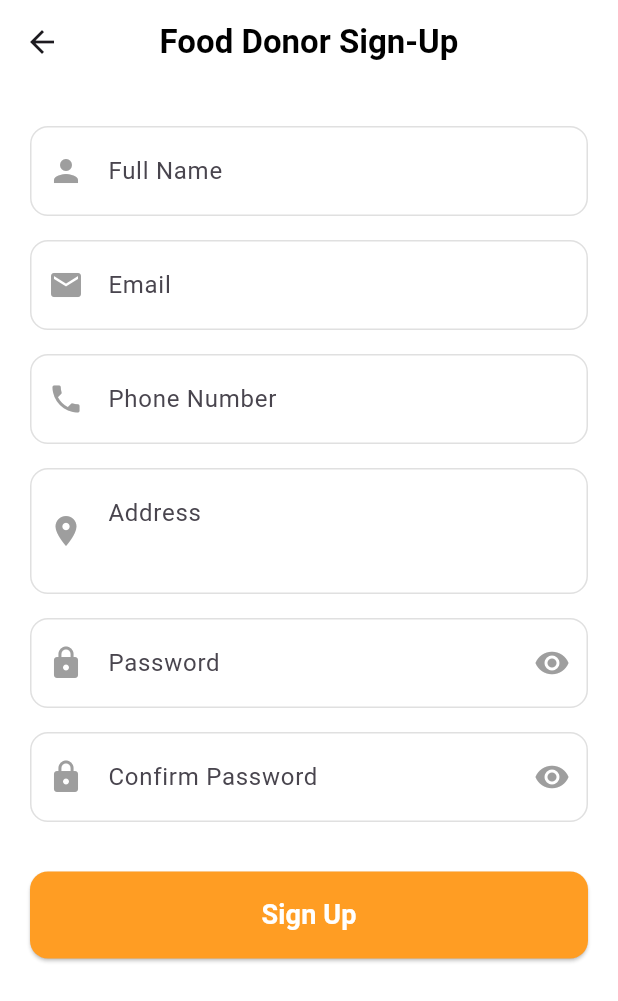
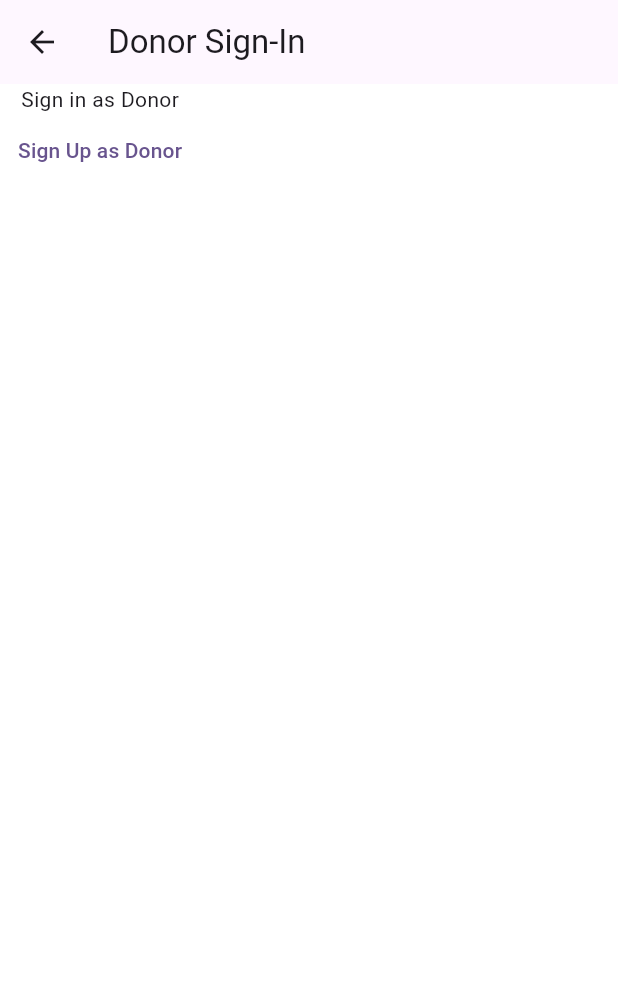
Before and after one commit to mohdshahzil/food_share, a Flutter app: the RoleSelectionScreen screen opened directly, after a tap on "Food Donor", on a phone screen of 412 x 824 dp. Shown: the top 1001 px of the screen. Run offline on Flutter 3.47's test engine with Material 3 defaults, Android fonts, the phone set to English and light mode, and no system bars.

Commit message:
role corrected.

```diff
--- /dev/null
+++ b/lib/screens/auth/food_donor_signin_screen.dart
@@ -0,0 +1,27 @@
+import 'package:flutter/material.dart';
+import 'food_donor_signup_screen.dart';
+
+class FoodDonorSignInScreen extends StatelessWidget {
+  @override
+  Widget build(BuildContext context) {
+    return Scaffold(
+      appBar: AppBar(title: Text('Donor Sign-In')),
+      body: Column(
+        children: [
+          // Add your sign-in form here (email, password, etc.)
+          Text('Sign in as Donor'),
+          // Add Sign-Up button at the bottom
+          TextButton(
+            onPressed: () {
+              Navigator.push(
+                context,
+                MaterialPageRoute(builder: (context) => FoodDonorSignUpScreen()),
+              );
+            },
+            child: Text('Sign Up as Donor'),
+          ),
+        ],
+      ),
+    );
+  }
+}
--- a/lib/screens/role_selection_screen.dart
+++ b/lib/screens/role_selection_screen.dart
@@ -1,6 +1,142 @@
+// import 'package:flutter/material.dart';
+// import 'package:food_share/screens/auth/food_donor_signup_screen.dart';
+// import 'package:food_share/screens/auth/food_receiver_signup_screen.dart';
+
+// class RoleSelectionScreen extends StatelessWidget {
+//   const RoleSelectionScreen({super.key});
+
+//   @override
+//   Widget build(BuildContext context) {
+//     return Scaffold(
+//       backgroundColor: Colors.white,
+//       appBar: AppBar(
+//         backgroundColor: Colors.white,
+//         elevation: 0,
+//         centerTitle: true,
+//         title: const Text(
+//           "Select Your Role",
+//           style: TextStyle(
+//             fontSize: 22,
+//             fontWeight: FontWeight.bold,
+//             color: Colors.black,
+//           ),
+//         ),
+//       ),
+//       body: Padding(
+//         padding: const EdgeInsets.symmetric(horizontal: 20.0, vertical: 30.0),
+//         child: Column(
+//           children: [
+//             _buildRoleCard(
+//               context,
+//               icon: Icons.restaurant,
+//               title: "Food Donor",
+//               description: "Share surplus food and reduce waste.",
+//             ),
+//             const SizedBox(height: 20),
+//             _buildRoleCard(
+//               context,
+//               icon: Icons.volunteer_activism,
+//               title: "Food Receiver",
+//               description: "Receive food donations for those in need.",
+//             ),
+//             const SizedBox(height: 20),
+//             _buildRoleCard(
+//               context,
+//               icon: Icons.group,
+//               title: "NGO/Volunteer",
+//               description: "Help distribute food to the right places.",
+//             ),
+//           ],
+//         ),
+//       ),
+//     );
+//   }
+
+//   Widget _buildRoleCard(
+//     BuildContext context, {
+//     required IconData icon,
+//     required String title,
+//     required String description,
+//   }) {
+//     return GestureDetector(
+//       onTap: () {
+//         // Navigate to the respective screen based on selection
+//         if (title == "Food Donor") {
+//           Navigator.push(
+//             context,
+//             MaterialPageRoute(
+//                 builder: (context) => const FoodDonorSignUpScreen()),
+//           );
+//         } else if (title == "Food Receiver") {
+//           // Navigate to Food Receiver Sign-up screen
+//           Navigator.push(
+//             context,
+//             MaterialPageRoute(builder: (context) => FoodReceiverSignUpScreen()),
+//           );
+//         }
+//       },
+//       child: AnimatedContainer(
+//         duration: const Duration(milliseconds: 200),
+//         curve: Curves.easeInOut,
+//         padding: const EdgeInsets.all(20),
+//         decoration: BoxDecoration(
+//           color: Colors.white,
+//           borderRadius: BorderRadius.circular(16),
+//           boxShadow: [
+//             BoxShadow(
+//               color: Colors.black.withOpacity(0.1),
+//               blurRadius: 10,
+//               spreadRadius: 2,
+//               offset: const Offset(0, 5),
+//             ),
+//           ],
+//         ),
+//         child: Row(
+//           crossAxisAlignment: CrossAxisAlignment.center,
+//           children: [
+//             Container(
+//               padding: const EdgeInsets.all(12),
+//               decoration: BoxDecoration(
+//                 color: const Color(0xFFFF9D23), // Orange background for icon
+//                 shape: BoxShape.circle,
+//               ),
+//               child: Icon(icon, color: Colors.white, size: 30),
+//             ),
+//             const SizedBox(width: 20),
+//             Expanded(
+//               child: Column(
+//                 crossAxisAlignment: CrossAxisAlignment.start,
+//                 children: [
+//                   Text(
+//                     title,
+//                     style: const TextStyle(
+//                       fontSize: 18,
+//                       fontWeight: FontWeight.bold,
+//                       color: Colors.black,
+//                     ),
+//                   ),
+//                   const SizedBox(height: 5),
+//                   Text(
+//                     description,
+//                     style: const TextStyle(
+//                       fontSize: 14,
+//                       fontWeight: FontWeight.w400,
+//                       color: Colors.grey,
+//                     ),
+//                   ),
+//                 ],
+//               ),
+//             ),
+//           ],
+//         ),
+//       ),
+//     );
+//   }
+// }
+
 import 'package:flutter/material.dart';
-import 'package:food_share/screens/auth/food_donor_signup_screen.dart';
-import 'package:food_share/screens/auth/food_receiver_signup_screen.dart';
+import 'package:food_share/screens/auth/food_donor_signin_screen.dart';
+import 'package:food_share/screens/auth/food_receiver_signin_screen.dart';
 
 class RoleSelectionScreen extends StatelessWidget {
   const RoleSelectionScreen({super.key});
@@ -31,6 +167,7 @@ class RoleSelectionScreen extends StatelessWidget {
               icon: Icons.restaurant,
               title: "Food Donor",
               description: "Share surplus food and reduce waste.",
+              targetScreen: FoodDonorSignInScreen(),
             ),
             const SizedBox(height: 20),
             _buildRoleCard(
@@ -38,6 +175,7 @@ class RoleSelectionScreen extends StatelessWidget {
               icon: Icons.volunteer_activism,
               title: "Food Receiver",
               description: "Receive food donations for those in need.",
+              targetScreen: FoodReceiverSignInScreen(),
             ),
             const SizedBox(height: 20),
             _buildRoleCard(
@@ -45,6 +183,7 @@ class RoleSelectionScreen extends StatelessWidget {
               icon: Icons.group,
               title: "NGO/Volunteer",
               description: "Help distribute food to the right places.",
+              targetScreen: null, // Implement later if needed
             ),
           ],
         ),
@@ -57,21 +196,14 @@ class RoleSelectionScreen extends StatelessWidget {
     required IconData icon,
     required String title,
     required String description,
+    required Widget? targetScreen,
   }) {
     return GestureDetector(
       onTap: () {
-        // Navigate to the respective screen based on selection
-        if (title == "Food Donor") {
+        if (targetScreen != null) {
           Navigator.push(
             context,
-            MaterialPageRoute(
-                builder: (context) => const FoodDonorSignUpScreen()),
-          );
-        } else if (title == "Food Receiver") {
-          // Navigate to Food Receiver Sign-up screen
-          Navigator.push(
-            context,
-            MaterialPageRoute(builder: (context) => FoodReceiverSignUpScreen()),
+            MaterialPageRoute(builder: (context) => targetScreen),
           );
         }
       },
```
Also changed, not shown: lib/screens/auth/food_receiver_signin_screen.dart (added, +27 -0 lines).
